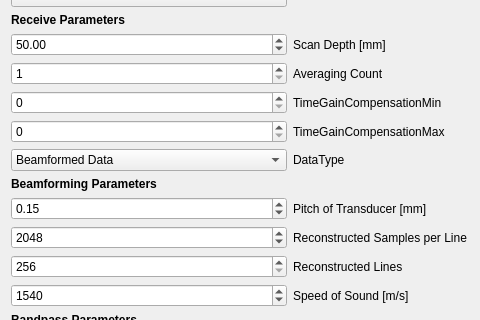
Old version of the form Modules/USUI/Qmitk/QmitkUSControlsCustomDiPhASDeviceWidget.ui in the repository MITK/MITK; both pictures show x 0 to 480 and y 294 to 614 of the 579 by 903 pixel window.
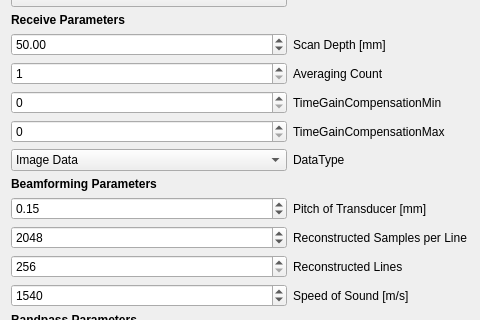
New version of the form.

Commit message: This works ... apperently ONLY 512x512 works

Diff of the .ui file:
```diff
--- a/Modules/USUI/Qmitk/QmitkUSControlsCustomDiPhASDeviceWidget.ui
+++ b/Modules/USUI/Qmitk/QmitkUSControlsCustomDiPhASDeviceWidget.ui
@@ -302,7 +302,7 @@
        </property>
        <item>
         <property name="text">
-         <string>Beamformed Data</string>
+         <string>Image Data</string>
         </property>
        </item>
        <item>
```
Left out of the diff: 2 changed lines with no effect on the pictures. The commit also changes 1 other file.
